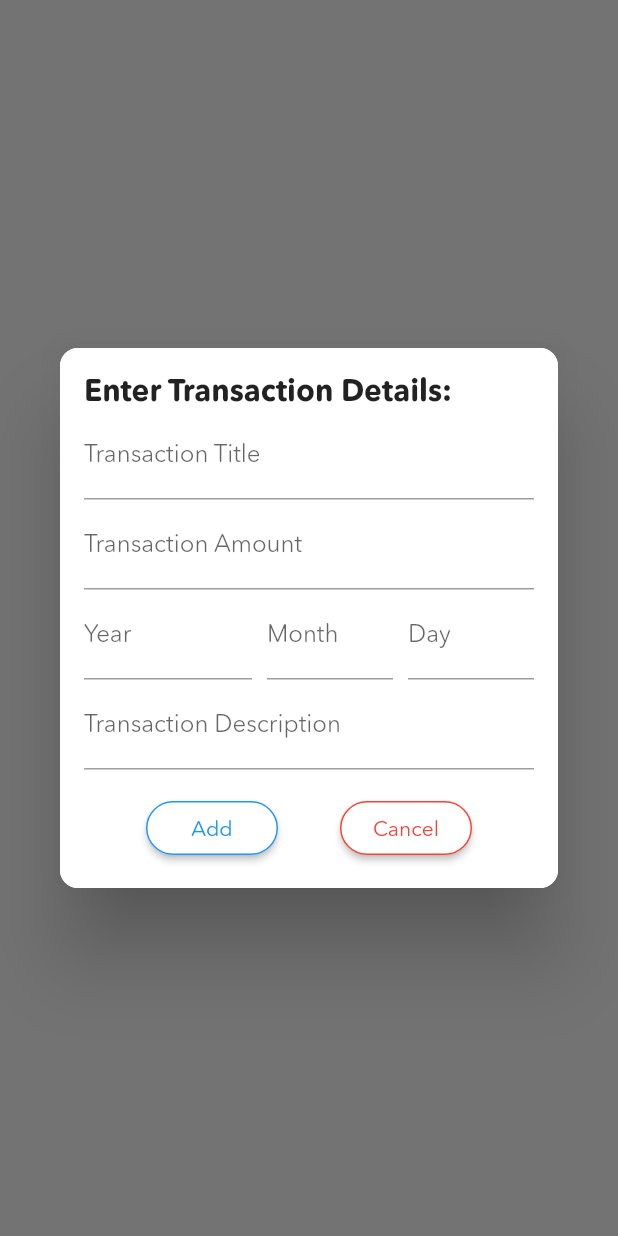
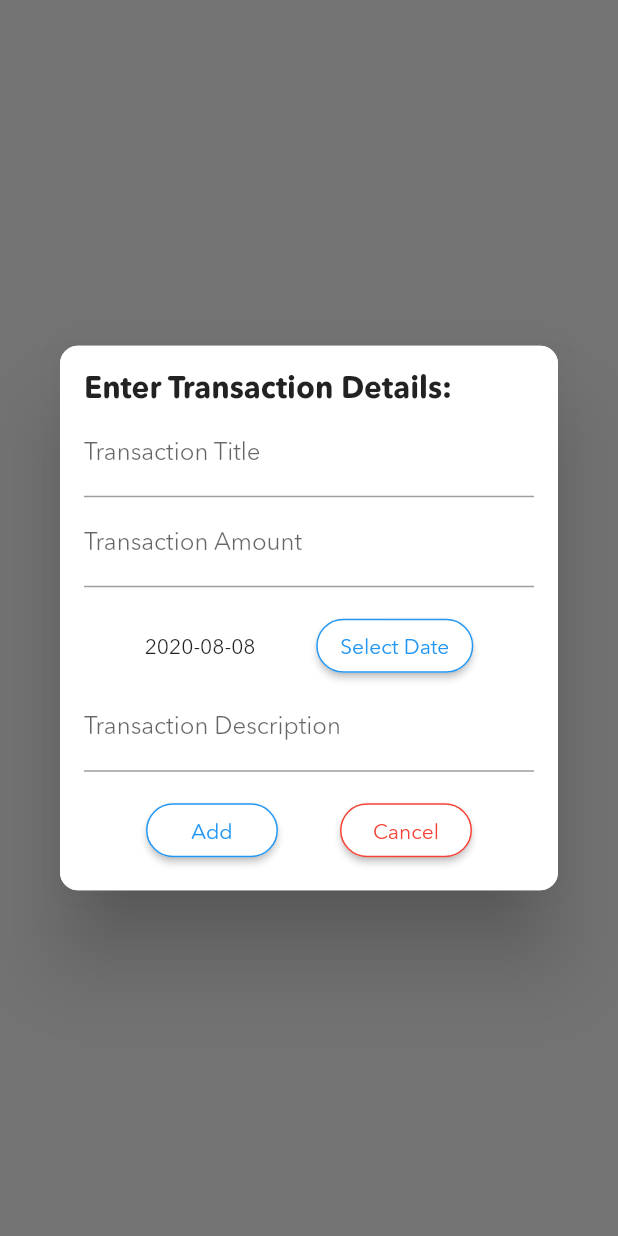
Before and after one commit to James020118/Budget-Planner, a Flutter app: what addTransactionDialog() shows on an empty page, opened directly, after a tap on "Add", on a phone screen of 412 x 824 dp. Run offline on Flutter 3.47's test engine with Material 2 defaults, Android fonts, the phone set to English and light mode, and no system bars.

Commit message:
changed date selection method

```diff
--- a/lib/modules/TransactionDialog.dart
+++ b/lib/modules/TransactionDialog.dart
@@ -1,18 +1,17 @@
 import 'package:flutter/material.dart';
-import 'package:flutter/services.dart';
 import 'package:budget_planner/classes/ExpenseDetail.dart';
+import 'package:intl/intl.dart';
 
 Future<ExpenseDetail> addTransactionDialog(BuildContext context) {
   TextEditingController titleController = TextEditingController();
   TextEditingController amountController = TextEditingController();
   TextEditingController descriptionController = TextEditingController();
-  TextEditingController yearController = TextEditingController();
-  TextEditingController monthController = TextEditingController();
-  TextEditingController dayController = TextEditingController();
+  DateTime t;
 
   return showDialog(
       context: context,
       builder: (context) {
+        return StatefulBuilder(builder: (context, setState) {
           return Dialog(
             shape: RoundedRectangleBorder(
               borderRadius: BorderRadius.circular(12),
@@ -60,51 +59,43 @@ Future<ExpenseDetail> addTransactionDialog(BuildContext context) {
                           ),
                         ],
                       ),
+                      SizedBox(
+                        height: 15,
+                      ),
                       Row(
+                        mainAxisAlignment: MainAxisAlignment.spaceEvenly,
                         children: <Widget>[
-                        Flexible(
-                          flex: 4,
-                          child: TextField(
-                            controller: yearController,
-                            keyboardType: TextInputType.number,
-                            inputFormatters: <TextInputFormatter>[
-                              WhitelistingTextInputFormatter.digitsOnly,
-                              LengthLimitingTextInputFormatter(4),
-                            ],
-                            decoration: InputDecoration(
-                                labelText: "Year", hintText: "YYYY"),
+                          Text(
+                            t == null
+                                ? DateFormat('yyyy-MM-dd')
+                                    .format(DateTime.now())
+                                : DateFormat('yyyy-MM-dd').format(t),
                           ),
+                          RaisedButton(
+                            shape: RoundedRectangleBorder(
+                              borderRadius: BorderRadius.circular(18.0),
+                              side: BorderSide(color: Colors.blue),
                             ),
-                        SizedBox(
-                          width: 10,
+                            onPressed: () {
+                              showDatePicker(
+                                context: context,
+                                initialDate: t == null ? DateTime.now() : t,
+                                firstDate: DateTime(2000),
+                                lastDate: DateTime(2030),
+                              ).then((value) {
+                                setState(() {
+                                  if (value != null) {
+                                    t = value;
+                                  }
+                                });
+                              });
+                            },
+                            color: Colors.white,
+                            child: Text(
+                              "Select Date",
+                              style: TextStyle(
+                                color: Colors.blue,
                               ),
-                        Flexible(
-                          flex: 3,
-                          child: TextField(
-                            keyboardType: TextInputType.number,
-                            inputFormatters: <TextInputFormatter>[
-                              WhitelistingTextInputFormatter.digitsOnly,
-                              LengthLimitingTextInputFormatter(2),
-                            ],
-                            controller: monthController,
-                            decoration: InputDecoration(
-                                labelText: "Month", hintText: "MM"),
-                          ),
-                        ),
-                        SizedBox(
-                          width: 10,
-                        ),
-                        Flexible(
-                          flex: 3,
-                          child: TextField(
-                            keyboardType: TextInputType.number,
-                            inputFormatters: <TextInputFormatter>[
-                              WhitelistingTextInputFormatter.digitsOnly,
-                              LengthLimitingTextInputFormatter(2),
-                            ],
-                            controller: dayController,
-                            decoration: InputDecoration(
-                                labelText: "Day", hintText: "DD"),
                             ),
                           ),
                         ],
@@ -133,18 +124,13 @@ Future<ExpenseDetail> addTransactionDialog(BuildContext context) {
                               side: BorderSide(color: Colors.blue),
                             ),
                             onPressed: () {
-                            // TODO: check if the date is valid
                               if (titleController.text.isNotEmpty &&
                                   amountController.text.isNotEmpty &&
-                                yearController.text.isNotEmpty &&
-                                monthController.text.isNotEmpty &&
-                                dayController.text.isNotEmpty &&
                                   descriptionController.text.isNotEmpty) {
                                 ExpenseDetail e = ExpenseDetail(
                                   title: titleController.text,
                                   amount: double.parse(amountController.text),
-                                t: DateTime.parse(
-                                    "${yearController.text}${monthController.text}${dayController.text}"),
+                                  t: t == null ? DateTime.now() : t,
                                   description: descriptionController.text,
                                 );
                                 Navigator.of(context).pop(e);
@@ -183,4 +169,5 @@ Future<ExpenseDetail> addTransactionDialog(BuildContext context) {
             ),
           );
         });
+      });
 }
```
Also changed, not shown: pubspec.lock, 2 other files. Lines whose indentation alone changed are shown as unchanged.
